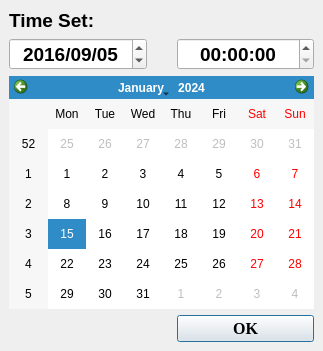
Qt form ui/dialogwidget/timesetdialog.ui (15903016222/Voice) before a commit.
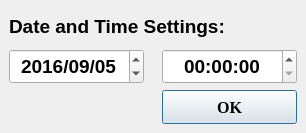
The same form after that commit.

Patch:
```diff
--- a/ui/dialogwidget/timesetdialog.ui
+++ b/ui/dialogwidget/timesetdialog.ui
@@ -6,13 +6,16 @@
    <rect>
     <x>0</x>
     <y>0</y>
-    <width>323</width>
-    <height>351</height>
+    <width>306</width>
+    <height>133</height>
    </rect>
   </property>
   <property name="windowTitle">
    <string>Dialog</string>
   </property>
+  <property name="styleSheet">
+   <string notr="true"/>
+  </property>
   <layout class="QGridLayout" name="gridLayout_2">
    <property name="leftMargin">
     <number>0</number>
@@ -30,23 +33,8 @@
     <widget class="QFrame" name="frame">
      <layout class="QGridLayout" name="gridLayout">
       <property name="horizontalSpacing">
-       <number>30</number>
+       <number>18</number>
       </property>
-      <item row="0" column="0">
-       <widget class="QLabel" name="label">
-        <property name="font">
-         <font>
-          <family>Arial</family>
-          <pointsize>14</pointsize>
-          <weight>75</weight>
-          <bold>true</bold>
-         </font>
-        </property>
-        <property name="text">
-         <string>Time Set:</string>
-        </property>
-       </widget>
-      </item>
       <item row="1" column="0">
        <widget class="QDateEdit" name="dateEdit">
         <property name="sizePolicy">
@@ -108,10 +96,7 @@
         </property>
        </widget>
       </item>
-      <item row="2" column="0" colspan="2">
-       <widget class="QCalendarWidget" name="calendarWidget"/>
-      </item>
-      <item row="3" column="1">
+      <item row="2" column="1">
        <widget class="QPushButton" name="pushButton_ok">
         <property name="sizePolicy">
          <sizepolicy hsizetype="Preferred" vsizetype="Preferred">
@@ -132,6 +117,21 @@
         </property>
        </widget>
       </item>
+      <item row="0" column="0" colspan="2">
+       <widget class="QLabel" name="label">
+        <property name="font">
+         <font>
+          <family>Arial</family>
+          <pointsize>14</pointsize>
+          <weight>75</weight>
+          <bold>true</bold>
+         </font>
+        </property>
+        <property name="text">
+         <string>Date and Time Settings:</string>
+        </property>
+       </widget>
+      </item>
      </layout>
     </widget>
    </item>
```
